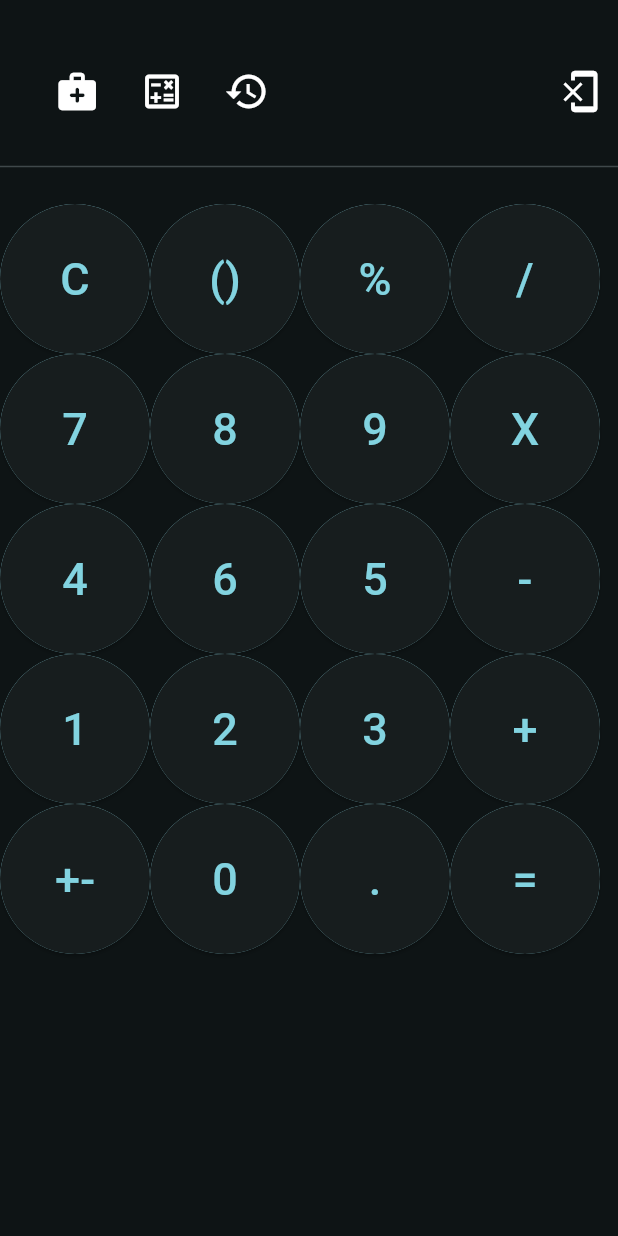
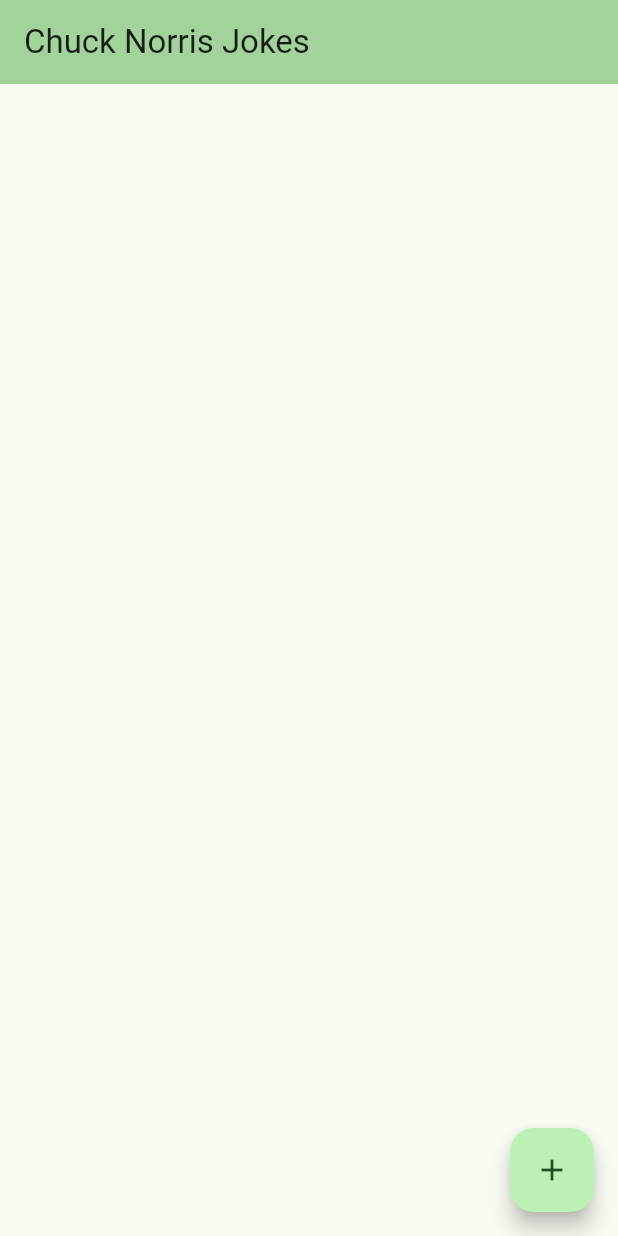
Before and after one commit to derekthecool/flutter_basics, a Flutter app: the screen it shows after launch, on a phone screen of 412 x 824 dp. Run offline on Flutter 3.47's test engine with Material 3 defaults, Android fonts, the phone set to English and light mode, and no system bars.

Commit message:
Add startings to chuck Norris joke application

```diff
--- a/lib/main.dart
+++ b/lib/main.dart
@@ -10,155 +10,50 @@ class MyApp extends StatelessWidget {
   @override
   Widget build(BuildContext context) {
     return MaterialApp(
-      debugShowCheckedModeBanner: false,
-      title: 'Flutter Demo',
+      title: 'Chuck Norris Joke Generator',
       darkTheme: ThemeData(
         brightness: Brightness.dark,
-        colorSchemeSeed: Colors.grey,
+        colorSchemeSeed: Colors.green,
+        useMaterial3: true,
       ),
       theme: ThemeData(
-        colorSchemeSeed: Colors.grey,
+        colorSchemeSeed: Colors.green,
         useMaterial3: true,
       ),
-      themeMode: ThemeMode.dark,
-      home: const MyHomePage(title: 'Flutter Demo Home Page'),
+      themeMode: ThemeMode.system,
+      home: ChuckView(),
     );
   }
 }
 
-class MyHomePage extends StatefulWidget {
-  const MyHomePage({super.key, required this.title});
-
-  final String title;
-
-  @override
-  State<MyHomePage> createState() => _MyHomePageState();
-}
-
-class _MyHomePageState extends State<MyHomePage> {
-  void _updateMathString(String number) {
-    setState(() {
-      mathString += number;
-    });
-  }
-
-  String mathString = "";
+class _ChuckViewState extends State<ChuckView> {
+  // State variables items here
 
   @override
   Widget build(BuildContext context) {
     return Scaffold(
-      body: SafeArea(
-        child: Center(
-          child: Column(
-            children: [
-              Wrap(
-                children: <Widget>[
-                  Container(
-                    alignment: Alignment.centerRight,
-                    child: Text(
-                      mathString,
-                      style: TextStyle(
-                        fontSize: 25,
-                      ),
-                    ),
-                  ),
-                  Padding(
-                    padding: EdgeInsets.all(10),
-                    child: Row(
-                      children: <Widget>[
-                        Expanded(
-                            flex: 1,
-                            child: Row(
-                              mainAxisAlignment: MainAxisAlignment.spaceEvenly,
-                              children: <Widget>[
-                                Icon(Icons.medical_services_rounded, size: 30),
-                                Icon(Icons.calculate_outlined, size: 30),
-                                Icon(
-                                  Icons.history,
-                                  size: 30,
-                                ),
-                              ],
-                            )),
-                        Expanded(
-                          flex: 1,
-                          child: Align(
-                            alignment: Alignment.centerRight,
-                            child: Icon(Icons.phonelink_erase, size: 30),
-                          ),
-                        )
-                      ],
-                    ),
-                  ),
-                  Divider(
-                    height: 50,
-                  ),
-                  // Row 1
-                  CalculatorButton(number: "C", onPressed: _updateMathString),
-                  CalculatorButton(number: "()", onPressed: _updateMathString),
-                  CalculatorButton(number: "%", onPressed: _updateMathString),
-                  CalculatorButton(number: "/", onPressed: _updateMathString),
-
-                  // Row 2
-                  CalculatorButton(number: "7", onPressed: _updateMathString),
-                  CalculatorButton(number: "8", onPressed: _updateMathString),
-                  CalculatorButton(number: "9", onPressed: _updateMathString),
-                  CalculatorButton(number: "X", onPressed: _updateMathString),
-
-                  // Row 3
-                  CalculatorButton(number: "4", onPressed: _updateMathString),
-                  CalculatorButton(number: "6", onPressed: _updateMathString),
-                  CalculatorButton(number: "5", onPressed: _updateMathString),
-                  CalculatorButton(number: "-", onPressed: _updateMathString),
-
-                  // Row 4
-                  CalculatorButton(number: "1", onPressed: _updateMathString),
-                  CalculatorButton(number: "2", onPressed: _updateMathString),
-                  CalculatorButton(number: "3", onPressed: _updateMathString),
-                  CalculatorButton(number: "+", onPressed: _updateMathString),
-
-                  // Row 5
-                  CalculatorButton(number: "+-", onPressed: _updateMathString),
-                  CalculatorButton(number: "0", onPressed: _updateMathString),
-                  CalculatorButton(number: ".", onPressed: _updateMathString),
-                  CalculatorButton(number: "=", onPressed: _updateMathString),
-                ],
-              ),
-            ],
-          ),
+      appBar: AppBar(
+        backgroundColor: Theme.of(context).colorScheme.inversePrimary,
+        title: Text('Chuck Norris Jokes'),
+      ),
+      body: Center(
+        child: Column(
+          mainAxisAlignment: MainAxisAlignment.center,
+          children: <Widget>[],
         ),
       ),
+      floatingActionButton: FloatingActionButton(
+        onPressed: () {
+          print('Getting new Chuck Norris joke');
+        },
+        tooltip: 'Get new joke',
+        child: const Icon(Icons.add),
+      ),
     );
-    ;
   }
 }
 
-class CalculatorButton extends StatelessWidget {
-  const CalculatorButton({
-    super.key,
-    required this.number,
-    required this.onPressed,
-  });
-
-  final String number;
-  final Function(String) onPressed;
-
+class ChuckView extends StatefulWidget {
   @override
-  Widget build(BuildContext context) {
-    return Container(
-        width: 100,
-        height: 100,
-        decoration: BoxDecoration(
-          shape: BoxShape.circle,
-          color: Theme.of(context).colorScheme.onPrimaryContainer,
-        ),
-        child: ElevatedButton(
-          onPressed: () {
-            onPressed(number);
-          },
-          child: Text(
-            "$number",
-            style: TextStyle(fontSize: 30),
-          ),
-        ));
-  }
+  State<ChuckView> createState() => _ChuckViewState();
 }
```
